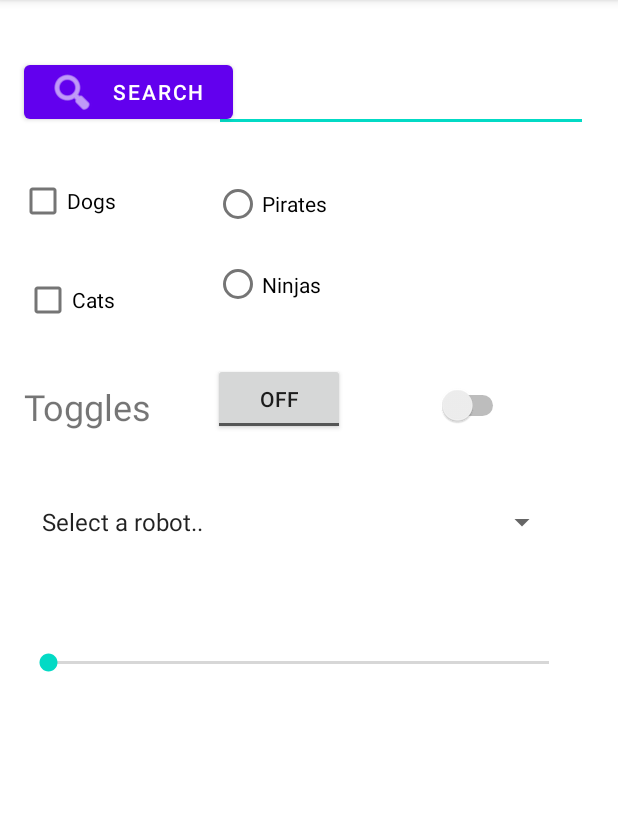
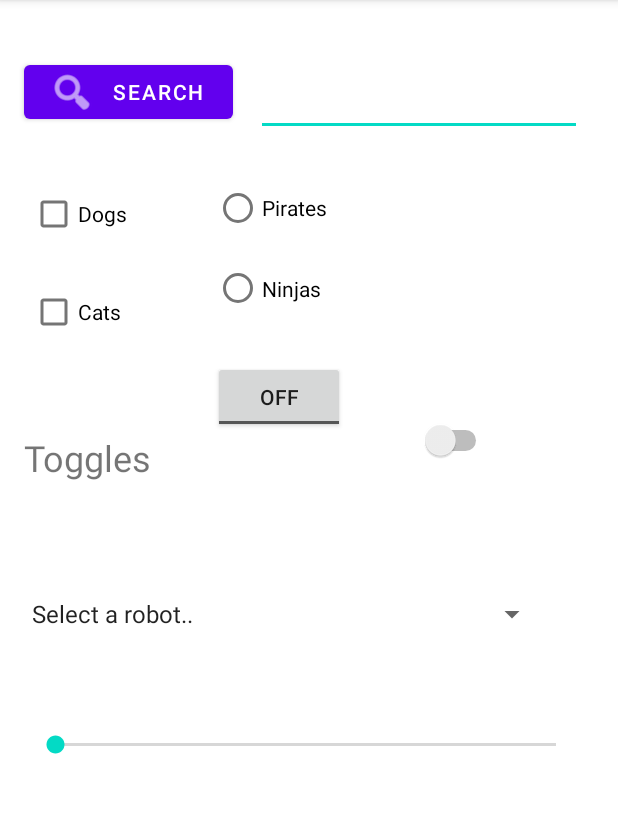
Before and after one commit to AlfredLouisCarpio/Carpio_IT-Elec2-1-30, an Android app: the ListActivity screen opened directly, with no data from a screen before it, on a phone screen of 412 x 824 dp, the part 84-897 px from its top. Run offline under Robolectric (Android 15) with nearby library versions, the phone set to English and light mode, and no system bars.

Commit message:
ListView Activity

```diff
--- a/app/src/main/AndroidManifest.xml
+++ b/app/src/main/AndroidManifest.xml
@@ -13,7 +13,7 @@
         tools:targetApi="31">
         <activity
             android:name=".ListActivity"
-            android:exported="false" />
+            android:exported="true" />
         <activity
             android:name=".ListActivity2"
             android:exported="true">
@@ -25,13 +25,13 @@
         </activity>
         <activity
             android:name=".ThirdActivity"
-            android:exported="false" />
+            android:exported="true" />
         <activity
             android:name=".SecondActivity"
-            android:exported="false" />
+            android:exported="true" />
         <activity
             android:name=".MainActivity"
-            android:exported="false" />
+            android:exported="true" />
     </application>
 
 </manifest>
--- a/app/src/main/res/layout/activity_list.xml
+++ b/app/src/main/res/layout/activity_list.xml
@@ -8,8 +8,8 @@
 
     <EditText
         android:id="@+id/editTextTextPersonName"
-        android:layout_width="249dp"
-        android:layout_height="52dp"
+        android:layout_width="217dp"
+        android:layout_height="55dp"
         android:ems="10"
         android:inputType="textPersonName"
         app:layout_constraintBottom_toBottomOf="parent"
@@ -39,10 +39,10 @@
         android:text="@string/dogs"
         app:layout_constraintBottom_toBottomOf="parent"
         app:layout_constraintEnd_toEndOf="parent"
-        app:layout_constraintHorizontal_bias="0.037"
+        app:layout_constraintHorizontal_bias="0.057"
         app:layout_constraintStart_toStartOf="parent"
         app:layout_constraintTop_toTopOf="parent"
-        app:layout_constraintVertical_bias="0.153" />
+        app:layout_constraintVertical_bias="0.165" />
 
     <CheckBox
         android:id="@+id/checkBox3"
@@ -51,10 +51,10 @@
         android:text="@string/cats"
         app:layout_constraintBottom_toBottomOf="parent"
         app:layout_constraintEnd_toEndOf="parent"
-        app:layout_constraintHorizontal_bias="0.045"
+        app:layout_constraintHorizontal_bias="0.057"
         app:layout_constraintStart_toStartOf="parent"
         app:layout_constraintTop_toTopOf="parent"
-        app:layout_constraintVertical_bias="0.244" />
+        app:layout_constraintVertical_bias="0.256" />
 
     <TextView
         android:id="@+id/textView3"
@@ -67,14 +67,14 @@
         app:layout_constraintHorizontal_bias="0.052"
         app:layout_constraintStart_toStartOf="parent"
         app:layout_constraintTop_toTopOf="parent"
-        app:layout_constraintVertical_bias="0.352" />
+        app:layout_constraintVertical_bias="0.399" />
 
     <ToggleButton
         android:id="@+id/ToggleButton"
         android:layout_width="wrap_content"
         android:layout_height="wrap_content"
         android:layout_marginStart="20dp"
-        android:layout_marginTop="20dp"
+        android:layout_marginTop="16dp"
         android:text="@string/togglebutton"
         app:layout_constraintEnd_toEndOf="parent"
         app:layout_constraintHorizontal_bias="0.0"
@@ -88,10 +88,10 @@
         android:layout_marginStart="48dp"
         app:layout_constraintBottom_toBottomOf="parent"
         app:layout_constraintEnd_toEndOf="parent"
-        app:layout_constraintHorizontal_bias="0.743"
+        app:layout_constraintHorizontal_bias="0.701"
         app:layout_constraintStart_toStartOf="parent"
         app:layout_constraintTop_toTopOf="parent"
-        app:layout_constraintVertical_bias="0.34"
+        app:layout_constraintVertical_bias="0.373"
         tools:ignore="UseSwitchCompatOrMaterialXml" />
 
     <Spinner
@@ -103,10 +103,10 @@
         android:spinnerMode="dropdown"
         app:layout_constraintBottom_toBottomOf="parent"
         app:layout_constraintEnd_toEndOf="parent"
-        app:layout_constraintHorizontal_bias="0.333"
+        app:layout_constraintHorizontal_bias="0.22"
         app:layout_constraintStart_toStartOf="parent"
         app:layout_constraintTop_toTopOf="parent"
-        app:layout_constraintVertical_bias="0.433" />
+        app:layout_constraintVertical_bias="0.522" />
 
     <SeekBar
         android:id="@+id/seekBar2"
@@ -114,10 +114,10 @@
         android:layout_height="28dp"
         app:layout_constraintBottom_toBottomOf="parent"
         app:layout_constraintEnd_toEndOf="parent"
-        app:layout_constraintHorizontal_bias="0.355"
+        app:layout_constraintHorizontal_bias="0.444"
         app:layout_constraintStart_toStartOf="parent"
         app:layout_constraintTop_toTopOf="parent"
-        app:layout_constraintVertical_bias="0.578" />
+        app:layout_constraintVertical_bias="0.652" />
 
     <RadioGroup
         android:id="@+id/radioGroup"
```
